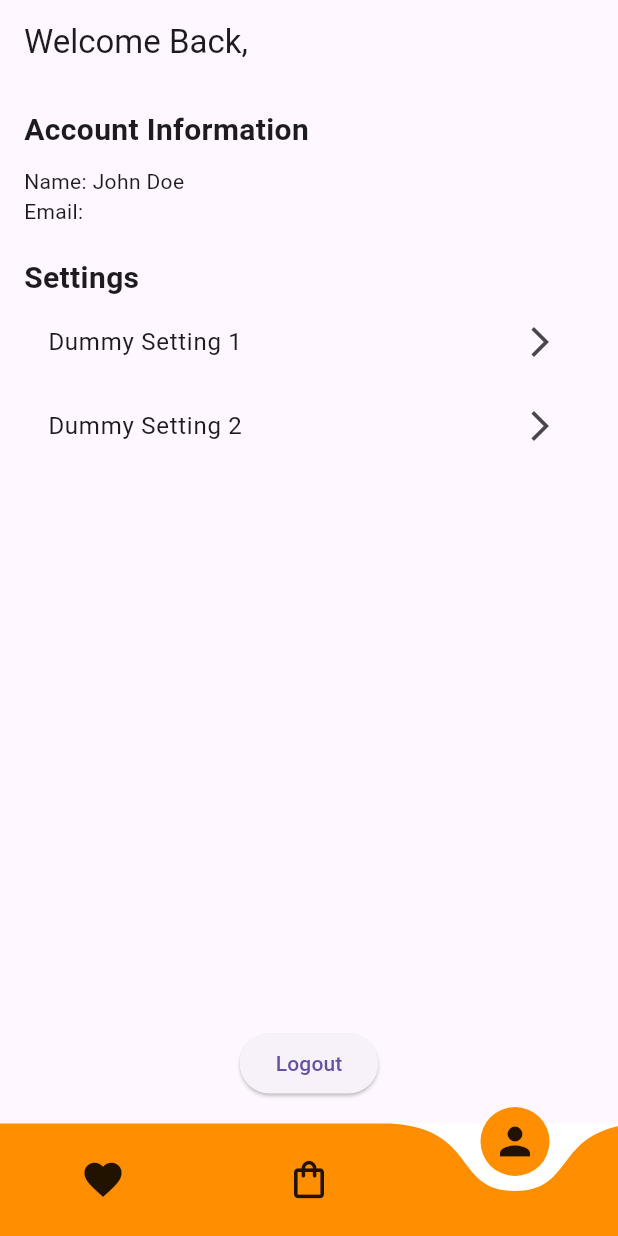
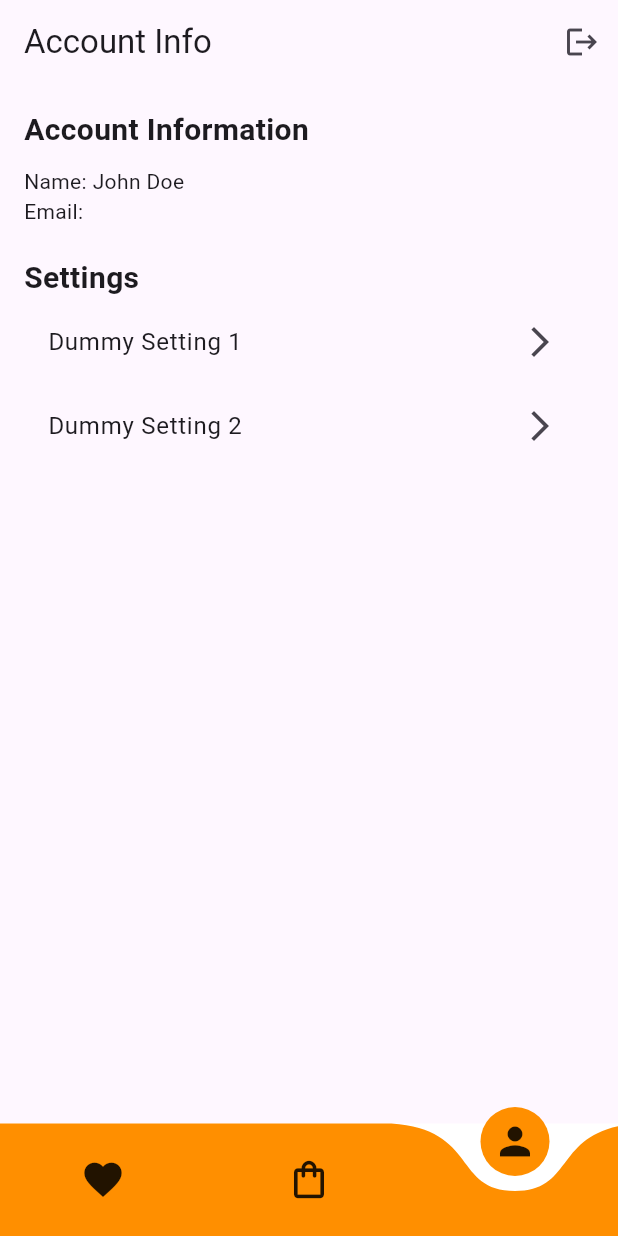
Before and after one commit to daveragos/zygig, a Flutter app: the screen it shows once a user with an empty profile is signed in, item 3 of the bottom bar chosen, on a phone screen of 412 x 824 dp. Run offline on Flutter 3.47's test engine with Material 3 defaults, Android fonts, the light colour scheme and no system bars; drawn by our look-alikes of curved_navigation_bar; our stand-ins replace cloud_firestore, firebase_auth, firebase_core; accounts and stored records are empty.

Commit message:
final touch

```diff
--- a/lib/main.dart
+++ b/lib/main.dart
@@ -4,7 +4,6 @@ import 'package:flutter/material.dart';
 import 'package:zygig/screen/home_page.dart';
 import 'package:zygig/screen/sign_in_page.dart';
 import 'firebase_options.dart';
-import 'package:zygig/screen/poduct_page.dart';
 
 void main() async {
   WidgetsFlutterBinding.ensureInitialized();
--- a/lib/screen/account_page.dart
+++ b/lib/screen/account_page.dart
@@ -4,10 +4,19 @@ import 'package:flutter/material.dart';
 class AccountPage extends StatelessWidget {
   final User? user = FirebaseAuth.instance.currentUser;
 
+  AccountPage({super.key});
+
   @override
   Widget build(BuildContext context) {
     return Scaffold(
-
+      appBar: AppBar(title: Text('Account Info'), actions: [
+        IconButton(
+          onPressed: () async {
+            await FirebaseAuth.instance.signOut();
+          },
+          icon: Icon(Icons.logout),
+        ),
+      ]),
       body: Padding(
         padding: const EdgeInsets.all(16.0),
         child: Column(
@@ -39,15 +48,6 @@ class AccountPage extends StatelessWidget {
                 // Handle setting 2 tap
               },
             ),
-            Spacer(),
-            Center(
-              child: ElevatedButton(
-                onPressed: () {
-                  // Handle logout
-                },
-                child: Text('Logout'),
-              ),
-            ),
           ],
         ),
       ),
--- a/lib/screen/home_page.dart
+++ b/lib/screen/home_page.dart
@@ -14,13 +14,6 @@ class HomePage extends StatefulWidget {
 
 class _HomePageState extends State<HomePage> {
   int _selectedIndex = 1;
-  String user = '';
-
-  @override
-  void initState() {
-    super.initState();
-    user = FirebaseAuth.instance.currentUser!.email!;
-  }
 
   final List<Widget> _widgetOptions = <Widget>[
     WishlistListingPage(),
@@ -37,9 +30,6 @@ class _HomePageState extends State<HomePage> {
   @override
   Widget build(BuildContext context) {
     return Scaffold(
-      appBar: AppBar(
-        title: Text('Welcome Back, $user'),
-      ),
       body: Center(
         child: _widgetOptions.elementAt(_selectedIndex),
       ),
```
Also changed, not shown: lib/screen/poduct_page.dart (+39 -20 lines), lib/screen/sign_in_page.dart (+8 -9 lines), lib/screen/sign_up_page.dart (+8 -8 lines), lib/screen/wishlist_listing_page.dart (+8 -2 lines).
